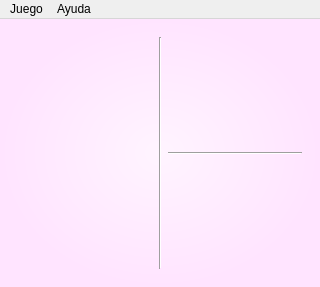
First picture: the form in mainwindow.ui, repository Joscart/Juego-OCA, before the edit.
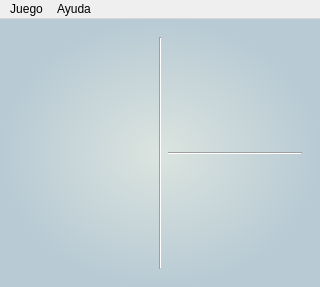
Second picture: the form after the edit. Icons and pictures are not drawn.

Commit message: Cambio color

Patch:
```diff
--- a/mainwindow.ui
+++ b/mainwindow.ui
@@ -39,11 +39,7 @@
     <normaloff>:/Recursos/Imagenes/Ficha1.png</normaloff>:/Recursos/Imagenes/Ficha1.png</iconset>
   </property>
   <property name="styleSheet">
-   <string notr="true">QMainWindow#MainWindow{
-	background-color: rgb(255, 109, 66);
-	alternate-background-color: rgb(255, 109, 66);
-	selection-background-color: rgb(255, 109, 66);
-}</string>
+   <string notr="true"/>
   </property>
   <widget class="QWidget" name="centralwidget">
    <property name="minimumSize">
@@ -60,7 +56,7 @@
    </property>
    <property name="styleSheet">
     <string notr="true">QWidget#centralwidget  {
-	background-color: qradialgradient(spread:pad, cx:0.5, cy:0.5, radius:0.5, fx:0.5, fy:0.5, stop:0 rgba(255, 244, 255,255), stop:1 rgba(255, 228, 255,255));
+	background-color: qradialgradient(spread:pad, cx:0.5, cy:0.5, radius:0.5, fx:0.5, fy:0.5, stop:0 rgb(219,228,223), stop:1 rgb(184,202,212));
 }</string>
    </property>
    <layout class="QVBoxLayout" name="verticalLayout_3">
```
The commit also changes 2 other files.
